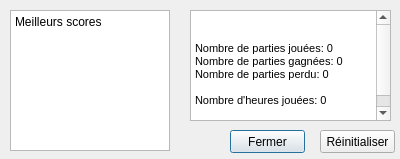
This is Bomberman/windowstatistics.ui in CPI4Admin/BomberMan as Qt 5 draws it before an edit. The edited form follows.
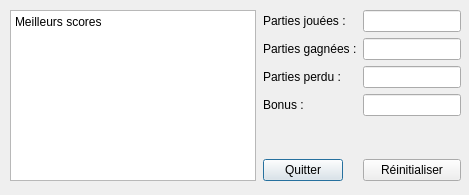
This is the edited form.

```diff
--- a/Bomberman/windowstatistics.ui
+++ b/Bomberman/windowstatistics.ui
@@ -6,80 +6,157 @@
     <rect>
      <x>0</x>
      <y>0</y>
-     <width>400</width>
-     <height>159</height>
+    <width>469</width>
+    <height>195</height>
     </rect>
    </property>
    <property name="windowTitle">
     <string>stat</string>
   </property>
-   <widget class="QPushButton" name="pushButtonFermer">
-    <property name="geometry">
-     <rect>
-      <x>230</x>
-      <y>130</y>
-      <width>75</width>
-      <height>23</height>
-     </rect>
-    </property>
-    <property name="text">
-     <string>Fermer</string>
-    </property>
-   </widget>
-   <widget class="QPushButton" name="pushButtonReinitialiser">
-    <property name="geometry">
-     <rect>
-      <x>320</x>
-      <y>130</y>
-      <width>75</width>
-      <height>23</height>
-     </rect>
-    </property>
-    <property name="text">
-     <string>Réinitialiser</string>
-    </property>
-   </widget>
-   <widget class="QWidget" name="verticalLayoutWidget">
+  <widget class="QWidget" name="horizontalLayoutWidget">
     <property name="geometry">
      <rect>
      <x>10</x>
       <y>10</y>
-      <width>160</width>
-      <height>141</height>
-     </rect>
-    </property>
-    <layout class="QVBoxLayout" name="LayoutScores">
+     <width>451</width>
+     <height>171</height>
+    </rect>
+   </property>
+   <layout class="QHBoxLayout" name="horizontalLayout_1">
      <item>
-      <widget class="QPlainTextEdit" name="plainTextEdit">
+     <widget class="QPlainTextEdit" name="affichage_1">
+      <property name="readOnly">
+       <bool>true</bool>
+      </property>
        <property name="plainText">
         <string>Meilleurs scores</string>
        </property>
       </widget>
      </item>
-    </layout>
-   </widget>
-   <widget class="QTextEdit" name="textEdit">
-    <property name="geometry">
-     <rect>
-      <x>190</x>
-      <y>10</y>
-      <width>201</width>
-      <height>111</height>
-     </rect>
-    </property>
-    <property name="html">
-     <string>&lt;!DOCTYPE HTML PUBLIC &quot;-//W3C//DTD HTML 4.0//EN&quot; &quot;http://www.w3.org/TR/REC-html40/strict.dtd&quot;&gt;
- &lt;html&gt;&lt;head&gt;&lt;meta name=&quot;qrichtext&quot; content=&quot;1&quot; /&gt;&lt;style type=&quot;text/css&quot;&gt;
- p, li { white-space: pre-wrap; }
- &lt;/style&gt;&lt;/head&gt;&lt;body style=&quot; font-family:'MS Shell Dlg 2'; font-size:8.25pt; font-weight:400; font-style:normal;&quot;&gt;
- &lt;p style=&quot; margin-top:0px; margin-bottom:0px; margin-left:0px; margin-right:0px; -qt-block-indent:0; text-indent:0px;&quot;&gt;&lt;span style=&quot; font-size:8pt;&quot;&gt;Nombre de parties jouées: 0&lt;/span&gt;&lt;/p&gt;
- &lt;p style=&quot; margin-top:0px; margin-bottom:0px; margin-left:0px; margin-right:0px; -qt-block-indent:0; text-indent:0px;&quot;&gt;&lt;span style=&quot; font-size:8pt;&quot;&gt;Nombre de parties gagnées: 0&lt;/span&gt;&lt;/p&gt;
- &lt;p style=&quot; margin-top:0px; margin-bottom:0px; margin-left:0px; margin-right:0px; -qt-block-indent:0; text-indent:0px;&quot;&gt;&lt;span style=&quot; font-size:8pt;&quot;&gt;Nombre de parties perdu: 0&lt;/span&gt;&lt;/p&gt;
- &lt;p style=&quot;-qt-paragraph-type:empty; margin-top:0px; margin-bottom:0px; margin-left:0px; margin-right:0px; -qt-block-indent:0; text-indent:0px; font-size:8pt;&quot;&gt;&lt;br /&gt;&lt;/p&gt;
- &lt;p style=&quot; margin-top:0px; margin-bottom:0px; margin-left:0px; margin-right:0px; -qt-block-indent:0; text-indent:0px;&quot;&gt;&lt;span style=&quot; font-size:8pt;&quot;&gt;Nombre d'heures jouées: 0&lt;/span&gt;&lt;/p&gt;
- &lt;p style=&quot;-qt-paragraph-type:empty; margin-top:0px; margin-bottom:0px; margin-left:0px; margin-right:0px; -qt-block-indent:0; text-indent:0px; font-size:8pt;&quot;&gt;&lt;br /&gt;&lt;/p&gt;
- &lt;p style=&quot; margin-top:0px; margin-bottom:0px; margin-left:0px; margin-right:0px; -qt-block-indent:0; text-indent:0px;&quot;&gt;&lt;span style=&quot; font-size:8pt;&quot;&gt;Nombre de bonus:0&lt;/span&gt;&lt;/p&gt;&lt;/body&gt;&lt;/html&gt;</string>
-    </property>
+    <item>
+     <spacer name="horizontalSpacer">
+      <property name="orientation">
+       <enum>Qt::Horizontal</enum>
+      </property>
+      <property name="sizeHint" stdset="0">
+       <size>
+        <width>10</width>
+        <height>10</height>
+       </size>
+      </property>
+     </spacer>
+    </item>
+    <item>
+     <layout class="QFormLayout" name="formLayout_1">
+      <property name="fieldGrowthPolicy">
+       <enum>QFormLayout::AllNonFixedFieldsGrow</enum>
+      </property>
+      <item row="0" column="0">
+       <layout class="QVBoxLayout" name="verticalLayout_1">
+        <item>
+         <widget class="QLabel" name="label_1">
+          <property name="text">
+           <string>Parties jouées :</string>
+          </property>
+          <property name="alignment">
+           <set>Qt::AlignLeading|Qt::AlignLeft|Qt::AlignVCenter</set>
+          </property>
+         </widget>
+        </item>
+        <item>
+         <widget class="QLabel" name="label_2">
+          <property name="text">
+           <string>Parties gagnées :</string>
+          </property>
+          <property name="alignment">
+           <set>Qt::AlignLeading|Qt::AlignLeft|Qt::AlignVCenter</set>
+          </property>
+         </widget>
+        </item>
+        <item>
+         <widget class="QLabel" name="label_3">
+          <property name="text">
+           <string>Parties perdu :</string>
+          </property>
+          <property name="alignment">
+           <set>Qt::AlignLeading|Qt::AlignLeft|Qt::AlignVCenter</set>
+          </property>
+         </widget>
+        </item>
+        <item>
+         <widget class="QLabel" name="label_4">
+          <property name="text">
+           <string>Bonus :</string>
+          </property>
+          <property name="alignment">
+           <set>Qt::AlignLeading|Qt::AlignLeft|Qt::AlignVCenter</set>
+          </property>
+         </widget>
+        </item>
+       </layout>
+      </item>
+      <item row="0" column="1">
+       <layout class="QVBoxLayout" name="verticalLayout_2">
+        <item>
+         <widget class="QLineEdit" name="lineEdit_3">
+          <property name="readOnly">
+           <bool>true</bool>
+          </property>
+         </widget>
+        </item>
+        <item>
+         <widget class="QLineEdit" name="lineEdit_1">
+          <property name="readOnly">
+           <bool>true</bool>
+          </property>
+         </widget>
+        </item>
+        <item>
+         <widget class="QLineEdit" name="lineEdit_4">
+          <property name="readOnly">
+           <bool>true</bool>
+          </property>
+         </widget>
+        </item>
+        <item>
+         <widget class="QLineEdit" name="lineEdit_2">
+          <property name="readOnly">
+           <bool>true</bool>
+          </property>
+         </widget>
+        </item>
+       </layout>
+      </item>
+      <item row="2" column="0">
+       <widget class="QPushButton" name="btQuitter">
+        <property name="text">
+         <string>Quitter</string>
+        </property>
+       </widget>
+      </item>
+      <item row="2" column="1">
+       <widget class="QPushButton" name="btReset">
+        <property name="text">
+         <string>Réinitialiser</string>
+        </property>
+       </widget>
+      </item>
+      <item row="1" column="0" colspan="2">
+       <spacer name="verticalSpacer">
+        <property name="orientation">
+         <enum>Qt::Vertical</enum>
+        </property>
+        <property name="sizeHint" stdset="0">
+         <size>
+          <width>20</width>
+          <height>10</height>
+         </size>
+        </property>
+       </spacer>
+      </item>
+     </layout>
+    </item>
+   </layout>
    </widget>
   </widget>
   <resources/>
```
Lines whose indentation alone changed are shown as unchanged.
